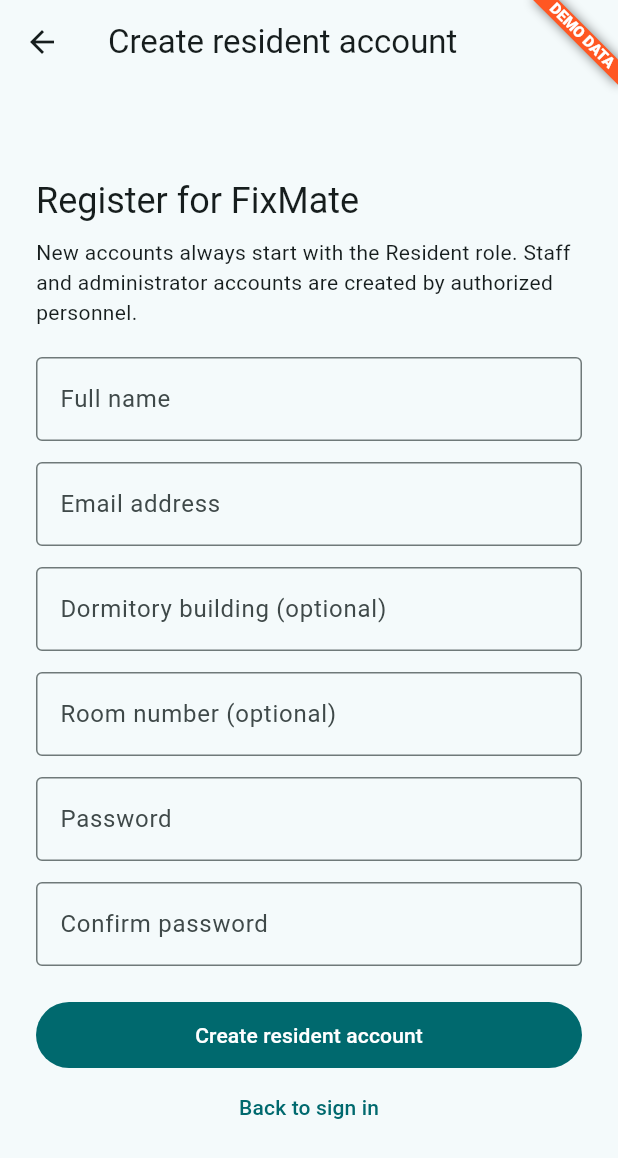
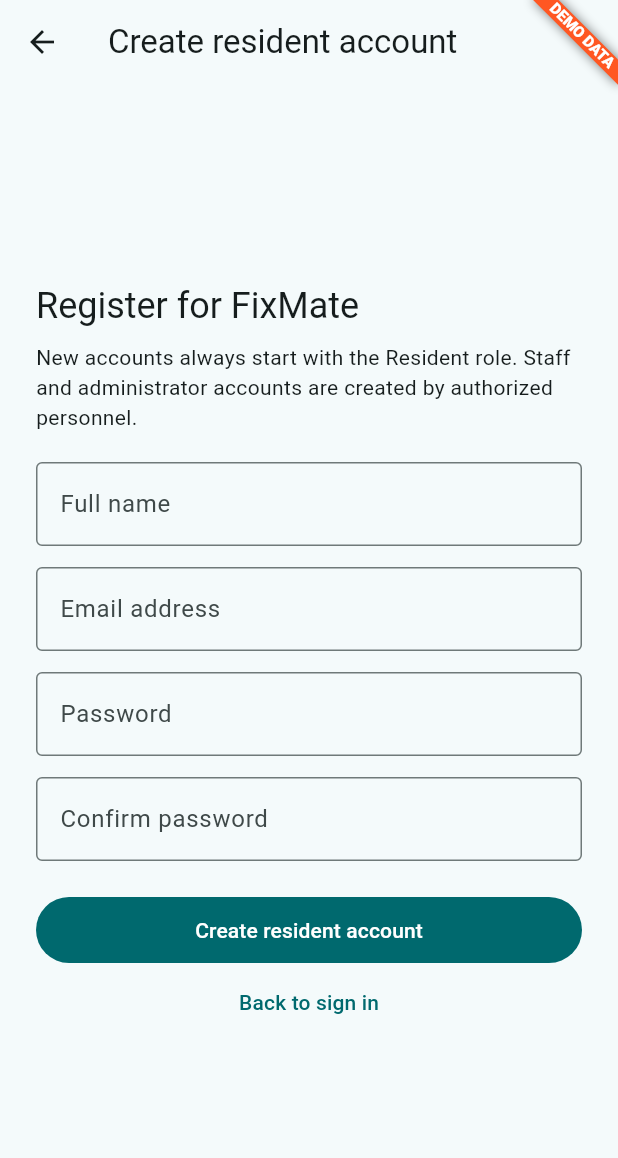
Before and after one commit to ahmedfak105/PSe-4-FixMate-SmartDormApp, a Flutter app: the SignUpPage screen opened directly, on a phone screen of 412 x 824 dp. Shown: the top 1158 px of the screen. Run offline on Flutter 3.47's test engine with Material 3 defaults, Android fonts, the phone set to English and light mode, and no system bars; our stand-ins replace flutter_bloc, image_picker, supabase_flutter; accounts and stored records are empty; generated files the repository leaves out were written again.

Commit message:
fix(auth): align signup form with existing resident profile trigger

```diff
--- a/mobile/lib/features/auth/sign_up_page.dart
+++ b/mobile/lib/features/auth/sign_up_page.dart
@@ -3,7 +3,8 @@ import 'package:supabase_flutter/supabase_flutter.dart';
 
 /// TASK #30: resident registration only. No role chooser is present or sent.
 /// The database trigger must create the resident profile securely.
-/// Keep registration disabled until staging verification of that trigger.
+/// Existing private.handle_new_user trigger provisions the Resident role.
+/// Keep registration disabled until sign-up is verified with test accounts.
 class SignUpPage extends StatefulWidget {
   const SignUpPage({super.key});
 
@@ -17,8 +18,6 @@ class _SignUpPageState extends State<SignUpPage> {
   final _email = TextEditingController();
   final _password = TextEditingController();
   final _confirmPassword = TextEditingController();
-  final _building = TextEditingController();
-  final _room = TextEditingController();
   bool _busy = false;
   String? _error;
   String? _success;
@@ -29,8 +28,6 @@ class _SignUpPageState extends State<SignUpPage> {
     _email.dispose();
     _password.dispose();
     _confirmPassword.dispose();
-    _building.dispose();
-    _room.dispose();
     super.dispose();
   }
 
@@ -47,8 +44,6 @@ class _SignUpPageState extends State<SignUpPage> {
         password: _password.text,
         data: {
           'full_name': _fullName.text.trim(),
-          'building': _building.text.trim(),
-          'room_number': _room.text.trim(),
         },
       );
       if (!mounted) return;
@@ -128,32 +123,6 @@ class _SignUpPageState extends State<SignUpPage> {
                     ),
                     const SizedBox(height: 14),
                     TextFormField(
-                      key: const Key('signup_building'),
-                      controller: _building,
-                      decoration: const InputDecoration(
-                        labelText: 'Dormitory building (optional)',
-                        border: OutlineInputBorder(),
-                      ),
-                      validator: (value) =>
-                          (value ?? '').trim().length > 80
-                              ? 'Maximum 80 characters'
-                              : null,
-                    ),
-                    const SizedBox(height: 14),
-                    TextFormField(
-                      key: const Key('signup_room'),
-                      controller: _room,
-                      decoration: const InputDecoration(
-                        labelText: 'Room number (optional)',
-                        border: OutlineInputBorder(),
-                      ),
-                      validator: (value) =>
-                          (value ?? '').trim().length > 30
-                              ? 'Maximum 30 characters'
-                              : null,
-                    ),
-                    const SizedBox(height: 14),
-                    TextFormField(
                       key: const Key('signup_password'),
                       controller: _password,
                       obscureText: true,
```
